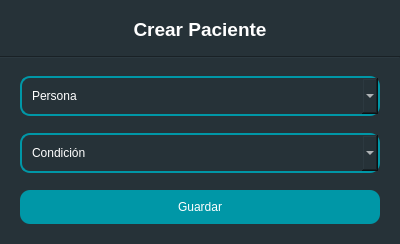
Above: ui/paciente_dialog.ui from hm2206/strong_teeth before the change. Below: the same form after it.
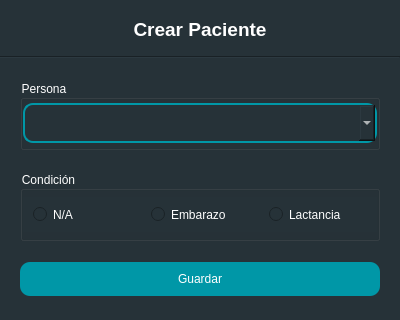
That is the form after the change.

Commit message: feat: add crud paciente

Diff of the .ui file:
```diff
--- a/ui/paciente_dialog.ui
+++ b/ui/paciente_dialog.ui
@@ -10,19 +10,19 @@
     <x>0</x>
     <y>0</y>
     <width>400</width>
-    <height>244</height>
+    <height>320</height>
    </rect>
   </property>
   <property name="minimumSize">
    <size>
     <width>400</width>
-    <height>200</height>
+    <height>320</height>
    </size>
   </property>
   <property name="maximumSize">
    <size>
     <width>400</width>
-    <height>244</height>
+    <height>320</height>
    </size>
   </property>
   <property name="windowTitle">
@@ -100,6 +100,11 @@
     border-color: #0097a7;
 	border-radius: 10px;
 	padding: 10px;
+}
+
+QRadioButton {
+	color:  white;
+	padding: 10px;
 }</string>
      </property>
      <layout class="QVBoxLayout" name="verticalLayout" stretch="1,0,8">
@@ -176,27 +181,106 @@
           <number>20</number>
          </property>
          <item>
-          <widget class="QComboBox" name="cmb_persona">
-           <property name="placeholderText">
+          <widget class="QGroupBox" name="groupBox">
+           <property name="minimumSize">
+            <size>
+             <width>0</width>
+             <height>70</height>
+            </size>
+           </property>
+           <property name="maximumSize">
+            <size>
+             <width>16777215</width>
+             <height>70</height>
+            </size>
+           </property>
+           <property name="title">
             <string>Persona</string>
            </property>
+           <property name="flat">
+            <bool>true</bool>
+           </property>
+           <layout class="QHBoxLayout" name="horizontalLayout_2">
+            <property name="spacing">
+             <number>0</number>
+            </property>
+            <property name="leftMargin">
+             <number>0</number>
+            </property>
+            <property name="topMargin">
+             <number>0</number>
+            </property>
+            <property name="rightMargin">
+             <number>0</number>
+            </property>
+            <property name="bottomMargin">
+             <number>0</number>
+            </property>
+            <item>
+             <widget class="QComboBox" name="cmb_persona">
+              <property name="placeholderText">
+               <string/>
+              </property>
+             </widget>
+            </item>
+           </layout>
           </widget>
          </item>
          <item>
-          <widget class="QComboBox" name="cmb_condicion">
-           <property name="placeholderText">
+          <widget class="QGroupBox" name="grupo_condicion">
+           <property name="minimumSize">
+            <size>
+             <width>0</width>
+             <height>70</height>
+            </size>
+           </property>
+           <property name="maximumSize">
+            <size>
+             <width>16777215</width>
+             <height>70</height>
+            </size>
+           </property>
+           <property name="title">
             <string>Condición</string>
            </property>
-           <item>
-            <property name="text">
-             <string>Embarazo</string>
+           <layout class="QHBoxLayout" name="horizontalLayout_3">
+            <property name="spacing">
+             <number>0</number>
             </property>
-           </item>
-           <item>
-            <property name="text">
-             <string>Lactancia</string>
+            <property name="leftMargin">
+             <number>0</number>
             </property>
-           </item>
+            <property name="topMargin">
+             <number>0</number>
+            </property>
+            <property name="rightMargin">
+             <number>0</number>
+            </property>
+            <property name="bottomMargin">
+             <number>0</number>
+            </property>
+            <item>
+             <widget class="QRadioButton" name="radio_null">
+              <property name="text">
+               <string>N/A</string>
+              </property>
+             </widget>
+            </item>
+            <item>
+             <widget class="QRadioButton" name="radio_embarazo">
+              <property name="text">
+               <string>Embarazo</string>
+              </property>
+             </widget>
+            </item>
+            <item>
+             <widget class="QRadioButton" name="radio_lactancia">
+              <property name="text">
+               <string>Lactancia</string>
+              </property>
+             </widget>
+            </item>
+           </layout>
           </widget>
          </item>
          <item>
```
The commit also changes 7 other files.
